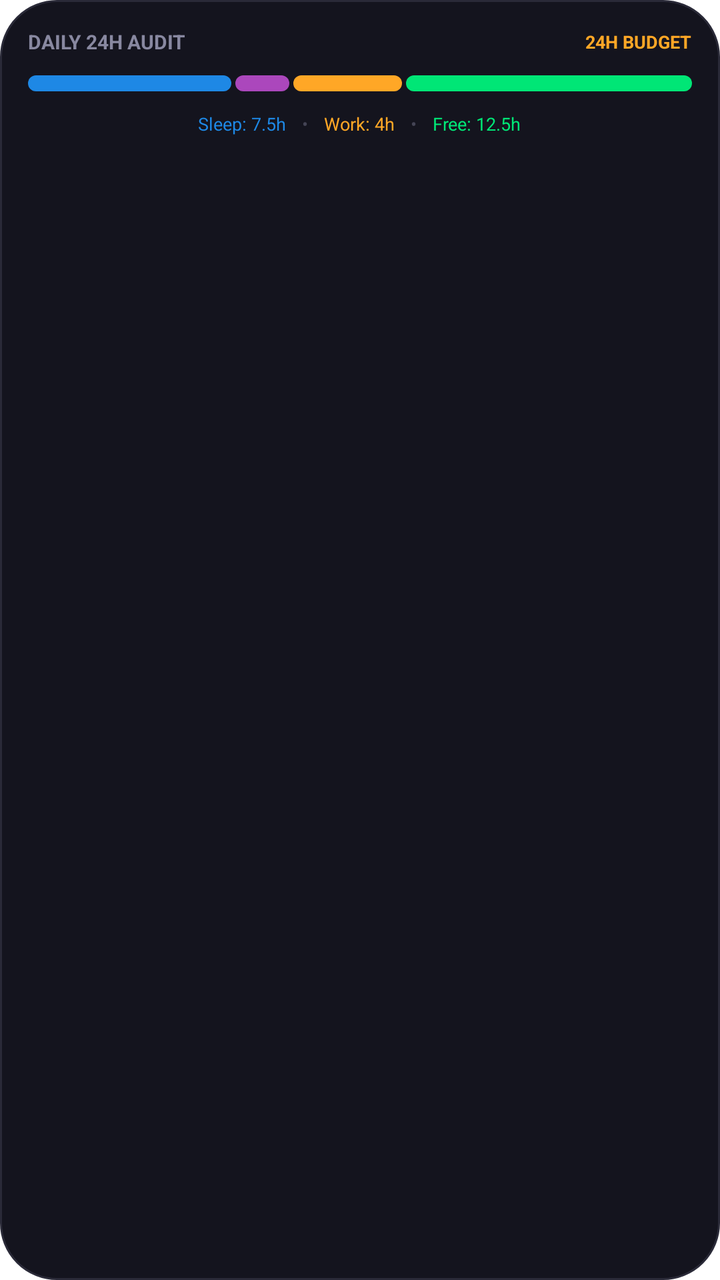
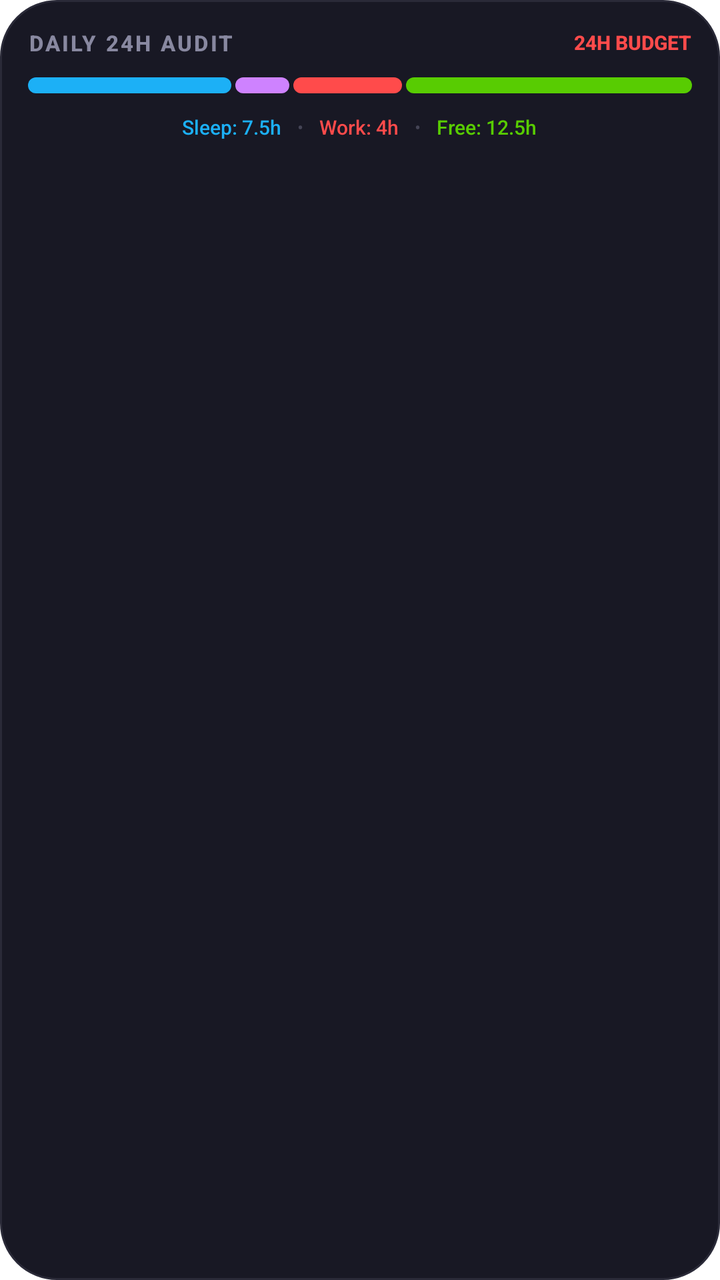

Compare the two renders of this Android layout. The source of the first and the diff that turns it into the second are given below.
<!-- AndroidManifest.xml: fallback theme Theme.MaterialComponents.DayNight.NoActionBar -->
<!-- res/layout/widget_daily_audit.xml -->
<?xml version="1.0" encoding="utf-8"?>
<LinearLayout xmlns:android="http://schemas.android.com/apk/res/android"
    android:id="@+id/widget_root"
    android:layout_width="match_parent"
    android:layout_height="match_parent"
    android:background="@drawable/widget_card_bg"
    android:orientation="vertical"
    android:padding="@dimen/widget_padding">

    
    <LinearLayout
        android:layout_width="match_parent"
        android:layout_height="wrap_content"
        android:gravity="center_vertical"
        android:orientation="horizontal">

        <TextView
            android:layout_width="wrap_content"
            android:layout_height="wrap_content"
            android:text="DAILY 24H AUDIT"
            android:textColor="#8888A0"
            android:textSize="10sp"
            android:textStyle="bold" />

        <FrameLayout
            android:layout_width="0dp"
            android:layout_height="1dp"
            android:layout_weight="1" />

        <TextView
            android:layout_width="wrap_content"
            android:layout_height="wrap_content"
            android:text="24H BUDGET"
            android:textColor="#FFA726"
            android:textSize="9sp"
            android:textStyle="bold" />
    </LinearLayout>

    
    <LinearLayout
        android:layout_width="match_parent"
        android:layout_height="8dp"
        android:layout_marginTop="10dp"
        android:layout_marginBottom="10dp"
        android:orientation="horizontal">

        <ImageView
            android:layout_width="0dp"
            android:layout_height="match_parent"
            android:layout_weight="7.5"
            android:background="@drawable/widget_fill_blue" />

        <FrameLayout
            android:layout_width="2dp"
            android:layout_height="match_parent" />

        <ImageView
            android:layout_width="0dp"
            android:layout_height="match_parent"
            android:layout_weight="2.0"
            android:background="@drawable/widget_fill_purple" />

        <FrameLayout
            android:layout_width="2dp"
            android:layout_height="match_parent" />

        <ImageView
            android:layout_width="0dp"
            android:layout_height="match_parent"
            android:layout_weight="4.0"
            android:background="@drawable/widget_fill_orange" />

        <FrameLayout
            android:layout_width="2dp"
            android:layout_height="match_parent" />

        <ImageView
            android:layout_width="0dp"
            android:layout_height="match_parent"
            android:layout_weight="10.5"
            android:background="@drawable/widget_fill_green" />
    </LinearLayout>

    
    <LinearLayout
        android:layout_width="match_parent"
        android:layout_height="wrap_content"
        android:gravity="center"
        android:orientation="horizontal">

        <TextView
            android:id="@+id/tv_audit_sleep"
            android:layout_width="wrap_content"
            android:layout_height="wrap_content"
            android:text="Sleep: 7.5h"
            android:textColor="#1E88E5"
            android:textSize="9sp" />

        <TextView
            android:layout_width="wrap_content"
            android:layout_height="wrap_content"
            android:layout_marginStart="8dp"
            android:layout_marginEnd="8dp"
            android:text="•"
            android:textColor="#444455"
            android:textSize="9sp" />

        <TextView
            android:id="@+id/tv_audit_work"
            android:layout_width="wrap_content"
            android:layout_height="wrap_content"
            android:text="Work: 4h"
            android:textColor="#FFA726"
            android:textSize="9sp" />

        <TextView
            android:layout_width="wrap_content"
            android:layout_height="wrap_content"
            android:layout_marginStart="8dp"
            android:layout_marginEnd="8dp"
            android:text="•"
            android:textColor="#444455"
            android:textSize="9sp" />

        <TextView
            android:id="@+id/tv_audit_free"
            android:layout_width="wrap_content"
            android:layout_height="wrap_content"
            android:text="Free: 12.5h"
            android:textColor="#00E676"
            android:textSize="9sp" />
    </LinearLayout>

</LinearLayout>
<!-- resources referenced by this layout -->
<resources>
  <dimen name="widget_padding">14dp</dimen>
  <!-- drawable widget_card_bg (drawable) -->
  <?xml version="1.0" encoding="utf-8"?>
  <shape xmlns:android="http://schemas.android.com/apk/res/android"
      android:shape="rectangle">
      <solid android:color="#14141E" />
      <corners android:radius="@dimen/widget_corner_radius" />
      <stroke
          android:width="1dp"
          android:color="#2A2A38" />
  </shape>
  <!-- drawable widget_fill_blue (drawable) -->
  <?xml version="1.0" encoding="utf-8"?>
  <shape xmlns:android="http://schemas.android.com/apk/res/android"
      android:shape="rectangle">
      <solid android:color="#1E88E5" />
      <corners android:radius="6dp" />
  </shape>
  <!-- drawable widget_fill_green (drawable) -->
  <?xml version="1.0" encoding="utf-8"?>
  <shape xmlns:android="http://schemas.android.com/apk/res/android"
      android:shape="rectangle">
      <solid android:color="#00E676" />
      <corners android:radius="6dp" />
  </shape>
  <!-- drawable widget_fill_orange (drawable) -->
  <?xml version="1.0" encoding="utf-8"?>
  <shape xmlns:android="http://schemas.android.com/apk/res/android"
      android:shape="rectangle">
      <solid android:color="#FFA726" />
      <corners android:radius="6dp" />
  </shape>
  <!-- drawable widget_fill_purple (drawable) -->
  <?xml version="1.0" encoding="utf-8"?>
  <shape xmlns:android="http://schemas.android.com/apk/res/android"
      android:shape="rectangle">
      <solid android:color="#AB47BC" />
      <corners android:radius="6dp" />
  </shape>
  <dimen name="widget_corner_radius">16dp</dimen>
</resources>

<!-- the commit's change to res/layout/widget_daily_audit.xml (unified diff, before → after) -->
@@ -17,9 +17,11 @@
         <TextView
             android:layout_width="wrap_content"
             android:layout_height="wrap_content"
+            android:fontFamily="sans-serif-medium"
             android:text="DAILY 24H AUDIT"
-            android:textColor="#8888A0"
-            android:textSize="10sp"
+            android:textColor="@color/widget_text_muted"
+            android:textSize="11sp"
+            android:letterSpacing="0.1"
             android:textStyle="bold" />
 
         <FrameLayout
@@ -30,9 +32,10 @@
         <TextView
             android:layout_width="wrap_content"
             android:layout_height="wrap_content"
+            android:fontFamily="sans-serif-medium"
             android:text="24H BUDGET"
-            android:textColor="#FFA726"
-            android:textSize="9sp"
+            android:textColor="@color/vibrant_orange"
+            android:textSize="10sp"
             android:textStyle="bold" />
     </LinearLayout>
 
@@ -92,9 +95,10 @@
             android:id="@+id/tv_audit_sleep"
             android:layout_width="wrap_content"
             android:layout_height="wrap_content"
+            android:fontFamily="sans-serif-medium"
             android:text="Sleep: 7.5h"
-            android:textColor="#1E88E5"
-            android:textSize="9sp" />
+            android:textColor="@color/vibrant_blue"
+            android:textSize="10sp" />
 
         <TextView
             android:layout_width="wrap_content"
@@ -109,9 +113,10 @@
             android:id="@+id/tv_audit_work"
             android:layout_width="wrap_content"
             android:layout_height="wrap_content"
+            android:fontFamily="sans-serif-medium"
             android:text="Work: 4h"
-            android:textColor="#FFA726"
-            android:textSize="9sp" />
+            android:textColor="@color/vibrant_orange"
+            android:textSize="10sp" />
 
         <TextView
             android:layout_width="wrap_content"
@@ -126,9 +131,10 @@
             android:id="@+id/tv_audit_free"
             android:layout_width="wrap_content"
             android:layout_height="wrap_content"
+            android:fontFamily="sans-serif-medium"
             android:text="Free: 12.5h"
-            android:textColor="#00E676"
-            android:textSize="9sp" />
+            android:textColor="@color/vibrant_green"
+            android:textSize="10sp" />
     </LinearLayout>
 
 </LinearLayout>
<!-- resource entries referenced after the edit -->
@@ -1,11 +1,15 @@
 <!-- resources referenced by this layout -->
 <resources>
+  <color name="vibrant_blue">#1CB0F6</color>
+  <color name="vibrant_green">#58CC02</color>
+  <color name="vibrant_orange">#FF4B4B</color>
+  <color name="widget_text_muted">#8888A0</color>
   <dimen name="widget_padding">14dp</dimen>
   <!-- drawable widget_card_bg (drawable) -->
   <?xml version="1.0" encoding="utf-8"?>
   <shape xmlns:android="http://schemas.android.com/apk/res/android"
       android:shape="rectangle">
-      <solid android:color="#14141E" />
+      <solid android:color="@color/widget_bg_dark" />
       <corners android:radius="@dimen/widget_corner_radius" />
       <stroke
           android:width="1dp"
@@ -15,30 +19,32 @@
   <?xml version="1.0" encoding="utf-8"?>
   <shape xmlns:android="http://schemas.android.com/apk/res/android"
       android:shape="rectangle">
-      <solid android:color="#1E88E5" />
-      <corners android:radius="6dp" />
+      <solid android:color="@color/vibrant_blue" />
+      <corners android:radius="100dp" />
   </shape>
   <!-- drawable widget_fill_green (drawable) -->
   <?xml version="1.0" encoding="utf-8"?>
   <shape xmlns:android="http://schemas.android.com/apk/res/android"
       android:shape="rectangle">
-      <solid android:color="#00E676" />
-      <corners android:radius="6dp" />
+      <solid android:color="@color/vibrant_green" />
+      <corners android:radius="100dp" />
   </shape>
   <!-- drawable widget_fill_orange (drawable) -->
   <?xml version="1.0" encoding="utf-8"?>
   <shape xmlns:android="http://schemas.android.com/apk/res/android"
       android:shape="rectangle">
-      <solid android:color="#FFA726" />
-      <corners android:radius="6dp" />
+      <solid android:color="@color/vibrant_orange" />
+      <corners android:radius="100dp" />
   </shape>
   <!-- drawable widget_fill_purple (drawable) -->
   <?xml version="1.0" encoding="utf-8"?>
   <shape xmlns:android="http://schemas.android.com/apk/res/android"
       android:shape="rectangle">
-      <solid android:color="#AB47BC" />
-      <corners android:radius="6dp" />
+      <solid android:color="@color/vibrant_purple" />
+      <corners android:radius="100dp" />
   </shape>
+  <color name="widget_bg_dark">#181824</color>
   <dimen name="widget_corner_radius">16dp</dimen>
+  <color name="vibrant_purple">#CE82FF</color>
 </resources>
 
